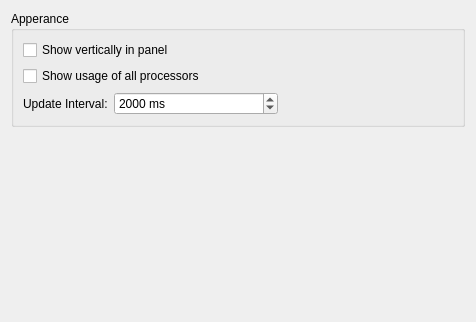
This is applets/systemloadviewer/generalconfig.ui in KDE/kdeplasma-addons as Qt 5 draws it before an edit. The edited form follows.
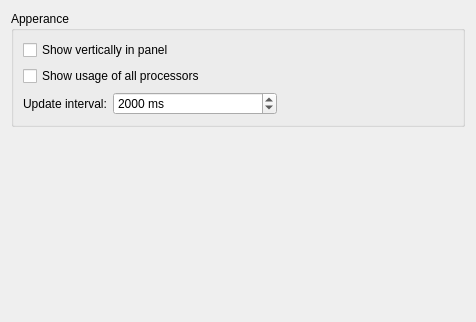
This is the edited form.

Patch:
```diff
--- a/applets/systemloadviewer/generalconfig.ui
+++ b/applets/systemloadviewer/generalconfig.ui
@@ -36,7 +36,7 @@
       <item row="2" column="0" >
        <widget class="QLabel" name="label_2" >
         <property name="text" >
-         <string>Update Interval:</string>
+         <string>Update interval:</string>
         </property>
        </widget>
       </item>
```
